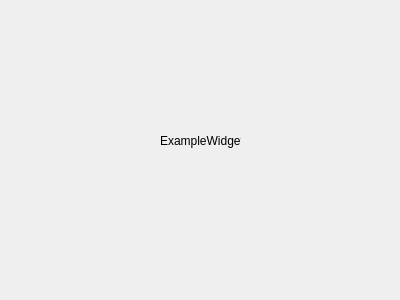
Above: examplewidget.ui from krzych/PingPongTM before the change. Below: the same form after it.
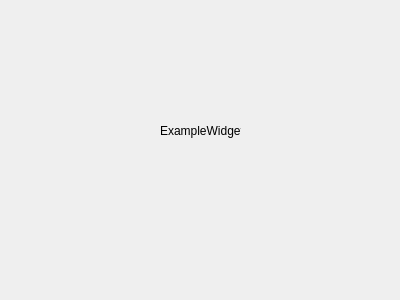
That is the form after the change.

```diff
--- a/examplewidget.ui
+++ b/examplewidget.ui
@@ -17,7 +17,7 @@
    <property name="geometry">
     <rect>
      <x>160</x>
-     <y>120</y>
+     <y>110</y>
      <width>81</width>
      <height>41</height>
     </rect>
```
